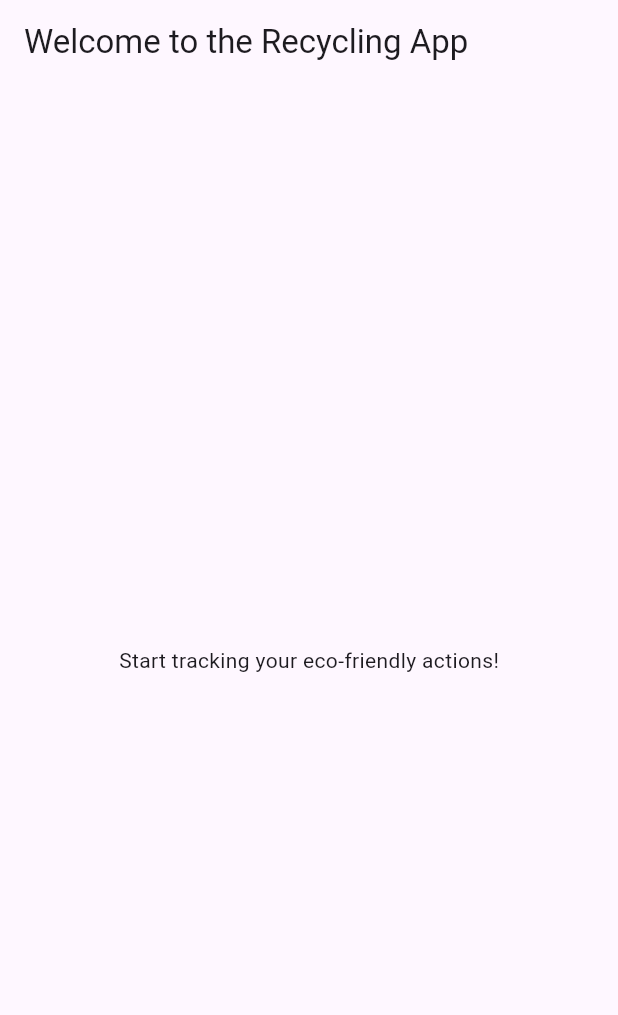
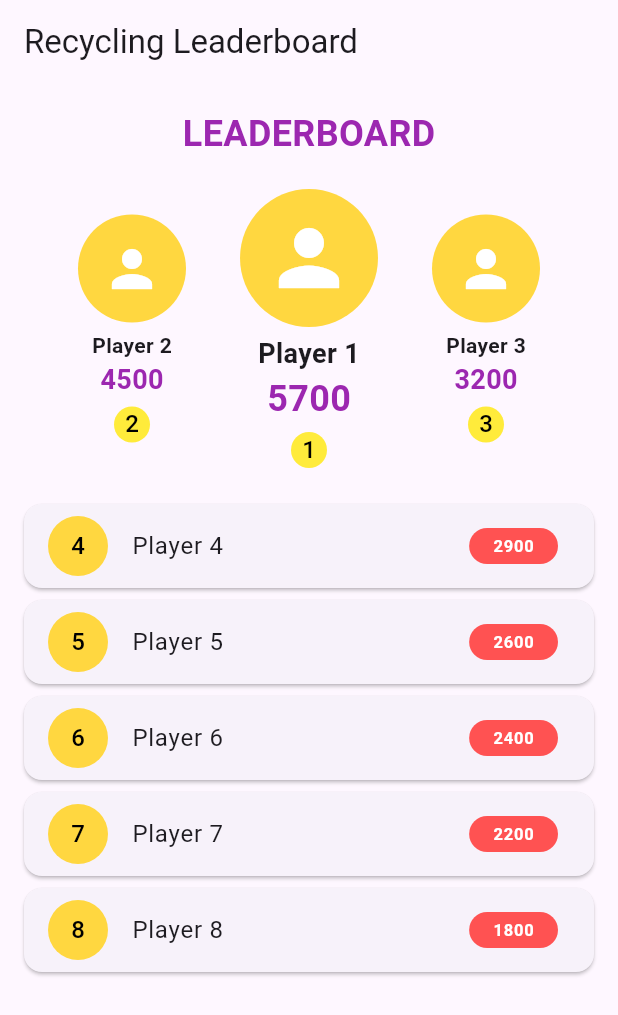
Before and after one commit to Modi08/recyclingapp, a Flutter app: the screen it shows after launch, on a phone screen of 412 x 824 dp. Shown: the top 1015 px of the screen. Run offline on Flutter 3.47's test engine with Material 3 defaults, Android fonts, the phone set to English and light mode, and no system bars.

Commit message:
created leaderboard

```diff
--- /dev/null
+++ b/lib/leaderboard.dart
@@ -0,0 +1,127 @@
+import 'package:flutter/material.dart';
+
+class Leaderboard extends StatelessWidget {
+  // Dummy data for now
+  final List<Map<String, dynamic>> players = [
+    {"name": "Player 1", "score": 5700},
+    {"name": "Player 2", "score": 4500},
+    {"name": "Player 3", "score": 3200},
+    {"name": "Player 4", "score": 2900},
+    {"name": "Player 5", "score": 2600},
+    {"name": "Player 6", "score": 2400},
+    {"name": "Player 7", "score": 2200},
+    {"name": "Player 8", "score": 1800},
+  ];
+
+  @override
+  Widget build(BuildContext context) {
+    return Padding(
+      padding: const EdgeInsets.all(16.0),
+      child: Column(
+        children: [
+          Text(
+            'LEADERBOARD',
+            style: TextStyle(
+              fontSize: 24,
+              fontWeight: FontWeight.bold,
+              color: Colors.purple,
+            ),
+          ),
+          const SizedBox(height: 20),
+          _buildTopThree(),
+          const SizedBox(height: 20),
+          _buildRestOfLeaderboard(),
+        ],
+      ),
+    );
+  }
+
+  // Building the top 3 players
+  Widget _buildTopThree() {
+    return Row(
+      mainAxisAlignment: MainAxisAlignment.spaceEvenly,
+      children: [
+        _buildTopPlayer(players[1], 2),
+        _buildTopPlayer(players[0], 1, isFirst: true),
+        _buildTopPlayer(players[2], 3),
+      ],
+    );
+  }
+
+  // Building the top 3 player card
+  Widget _buildTopPlayer(Map<String, dynamic> player, int rank,
+      {bool isFirst = false}) {
+    return Column(
+      children: [
+        Container(
+          decoration: BoxDecoration(
+            shape: BoxShape.circle,
+            color: Colors.amberAccent,
+          ),
+          padding: const EdgeInsets.all(16),
+          child: Icon(
+            Icons.person,
+            size: isFirst ? 60 : 40,
+            color: Colors.white,
+          ),
+        ),
+        const SizedBox(height: 5),
+        Text(
+          player['name'],
+          style: TextStyle(
+            fontSize: isFirst ? 18 : 14,
+            fontWeight: FontWeight.bold,
+          ),
+        ),
+        Text(
+          player['score'].toString(),
+          style: TextStyle(
+            fontSize: isFirst ? 24 : 18,
+            fontWeight: FontWeight.bold,
+            color: Colors.purple,
+          ),
+        ),
+        const SizedBox(height: 5),
+        CircleAvatar(
+          radius: 12,
+          backgroundColor: Colors.yellow,
+          child: Text(rank.toString(),
+              style: const TextStyle(color: Colors.black)),
+        )
+      ],
+    );
+  }
+
+  // Building the rest of the leaderboard
+  Widget _buildRestOfLeaderboard() {
+    return Column(
+      children: players.sublist(3).asMap().entries.map((entry) {
+        int index = entry.key;
+        Map<String, dynamic> player = entry.value;
+        return Card(
+          margin: const EdgeInsets.symmetric(vertical: 4),
+          child: ListTile(
+            leading: CircleAvatar(
+              backgroundColor: Colors.amberAccent,
+              child: Text((index + 4).toString(),
+                  style: const TextStyle(color: Colors.black)),
+            ),
+            title: Text(player['name']),
+            trailing: Container(
+              padding: const EdgeInsets.symmetric(horizontal: 16, vertical: 4),
+              decoration: BoxDecoration(
+                color: Colors.redAccent,
+                borderRadius: BorderRadius.circular(12),
+              ),
+              child: Text(
+                player['score'].toString(),
+                style: const TextStyle(
+                    color: Colors.white, fontWeight: FontWeight.bold),
+              ),
+            ),
+          ),
+        );
+      }).toList(),
+    );
+  }
+}
--- a/lib/main.dart
+++ b/lib/main.dart
@@ -1,29 +1,34 @@
 import 'package:flutter/material.dart';
+import 'leaderboard.dart';
 
 void main() {
-  runApp(RecyclingApp());
+  runApp(const RecyclingApp());
 }
 
 class RecyclingApp extends StatelessWidget {
+  const RecyclingApp({Key? key}) : super(key: key);
+
   @override
   Widget build(BuildContext context) {
     return MaterialApp(
       title: 'Recycling App',
       theme: ThemeData(primarySwatch: Colors.green),
-      home: HomeScreen(),
+      home: const HomeScreen(),
     );
   }
 }
 
 class HomeScreen extends StatelessWidget {
+  const HomeScreen({Key? key}) : super(key: key);
+
   @override
   Widget build(BuildContext context) {
     return Scaffold(
       appBar: AppBar(
-        title: Text('Welcome to the Recycling App'),
+        title: const Text('Recycling Leaderboard'),
       ),
-      body: Center(
-        child: Text('Start tracking your eco-friendly actions!'),
+      body: SingleChildScrollView(
+        child: Leaderboard(),
       ),
     );
   }
```
